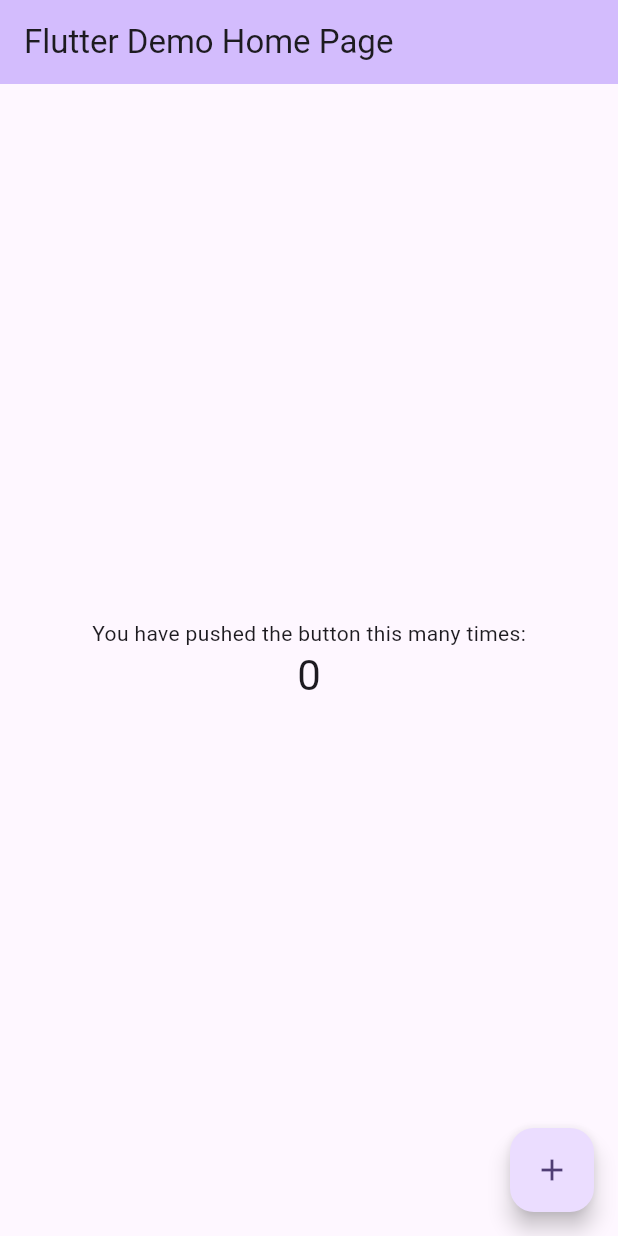
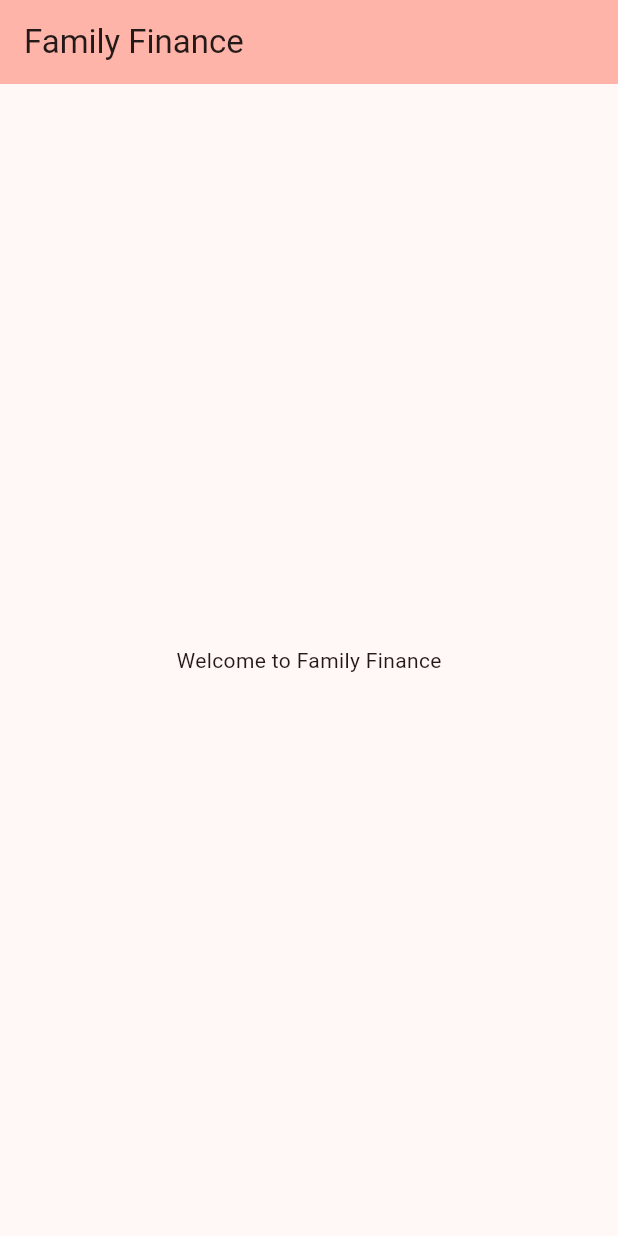
Before and after one commit to pfrenssen/fam-fin, a Flutter app: the screen it shows after launch, on a phone screen of 412 x 824 dp. Run offline on Flutter 3.47's test engine with Material 3 defaults, Android fonts, the phone set to English and light mode, and no system bars.

Commit message:
Change the name of the app.

```diff
--- a/lib/main.dart
+++ b/lib/main.dart
@@ -7,45 +7,21 @@ void main() {
 class MyApp extends StatelessWidget {
   const MyApp({super.key});
 
-  // This widget is the root of your application.
   @override
   Widget build(BuildContext context) {
     return MaterialApp(
-      title: 'Flutter Demo',
+      title: 'FamFinApp',
       theme: ThemeData(
-        // This is the theme of your application.
-        //
-        // TRY THIS: Try running your application with "flutter run". You'll see
-        // the application has a purple toolbar. Then, without quitting the app,
-        // try changing the seedColor in the colorScheme below to Colors.green
-        // and then invoke "hot reload" (save your changes or press the "hot
-        // reload" button in a Flutter-supported IDE, or press "r" if you used
-        // the command line to start the app).
-        //
-        // Notice that the counter didn't reset back to zero; the application
-        // state is not lost during the reload. To reset the state, use hot
-        // restart instead.
-        //
-        // This works for code too, not just values: Most code changes can be
-        // tested with just a hot reload.
-        colorScheme: ColorScheme.fromSeed(seedColor: Colors.deepPurple),
+        colorScheme: ColorScheme.fromSeed(seedColor: Colors.red),
+        useMaterial3: true,
       ),
-      home: const MyHomePage(title: 'Flutter Demo Home Page'),
+      home: const MyHomePage(title: 'Family Finance'),
     );
   }
 }
 
 class MyHomePage extends StatefulWidget {
   const MyHomePage({super.key, required this.title});
-
-  // This widget is the home page of your application. It is stateful, meaning
-  // that it has a State object (defined below) that contains fields that affect
-  // how it looks.
-
-  // This class is the configuration for the state. It holds the values (in this
-  // case the title) provided by the parent (in this case the App widget) and
-  // used by the build method of the State. Fields in a Widget subclass are
-  // always marked "final".
 
   final String title;
 
@@ -54,69 +30,14 @@ class MyHomePage extends StatefulWidget {
 }
 
 class _MyHomePageState extends State<MyHomePage> {
-  int _counter = 0;
-
-  void _incrementCounter() {
-    setState(() {
-      // This call to setState tells the Flutter framework that something has
-      // changed in this State, which causes it to rerun the build method below
-      // so that the display can reflect the updated values. If we changed
-      // _counter without calling setState(), then the build method would not be
-      // called again, and so nothing would appear to happen.
-      _counter++;
-    });
-  }
-
   @override
   Widget build(BuildContext context) {
-    // This method is rerun every time setState is called, for instance as done
-    // by the _incrementCounter method above.
-    //
-    // The Flutter framework has been optimized to make rerunning build methods
-    // fast, so that you can just rebuild anything that needs updating rather
-    // than having to individually change instances of widgets.
     return Scaffold(
       appBar: AppBar(
-        // TRY THIS: Try changing the color here to a specific color (to
-        // Colors.amber, perhaps?) and trigger a hot reload to see the AppBar
-        // change color while the other colors stay the same.
         backgroundColor: Theme.of(context).colorScheme.inversePrimary,
-        // Here we take the value from the MyHomePage object that was created by
-        // the App.build method, and use it to set our appbar title.
         title: Text(widget.title),
       ),
-      body: Center(
-        // Center is a layout widget. It takes a single child and positions it
-        // in the middle of the parent.
-        child: Column(
-          // Column is also a layout widget. It takes a list of children and
-          // arranges them vertically. By default, it sizes itself to fit its
-          // children horizontally, and tries to be as tall as its parent.
-          //
-          // Column has various properties to control how it sizes itself and
-          // how it positions its children. Here we use mainAxisAlignment to
-          // center the children vertically; the main axis here is the vertical
-          // axis because Columns are vertical (the cross axis would be
-          // horizontal).
-          //
-          // TRY THIS: Invoke "debug painting" (choose the "Toggle Debug Paint"
-          // action in the IDE, or press "p" in the console), to see the
-          // wireframe for each widget.
-          mainAxisAlignment: MainAxisAlignment.center,
-          children: <Widget>[
-            const Text('You have pushed the button this many times:'),
-            Text(
-              '$_counter',
-              style: Theme.of(context).textTheme.headlineMedium,
-            ),
-          ],
-        ),
-      ),
-      floatingActionButton: FloatingActionButton(
-        onPressed: _incrementCounter,
-        tooltip: 'Increment',
-        child: const Icon(Icons.add),
-      ), // This trailing comma makes auto-formatting nicer for build methods.
+      body: const Center(child: Text('Welcome to Family Finance')),
     );
   }
 }
```
